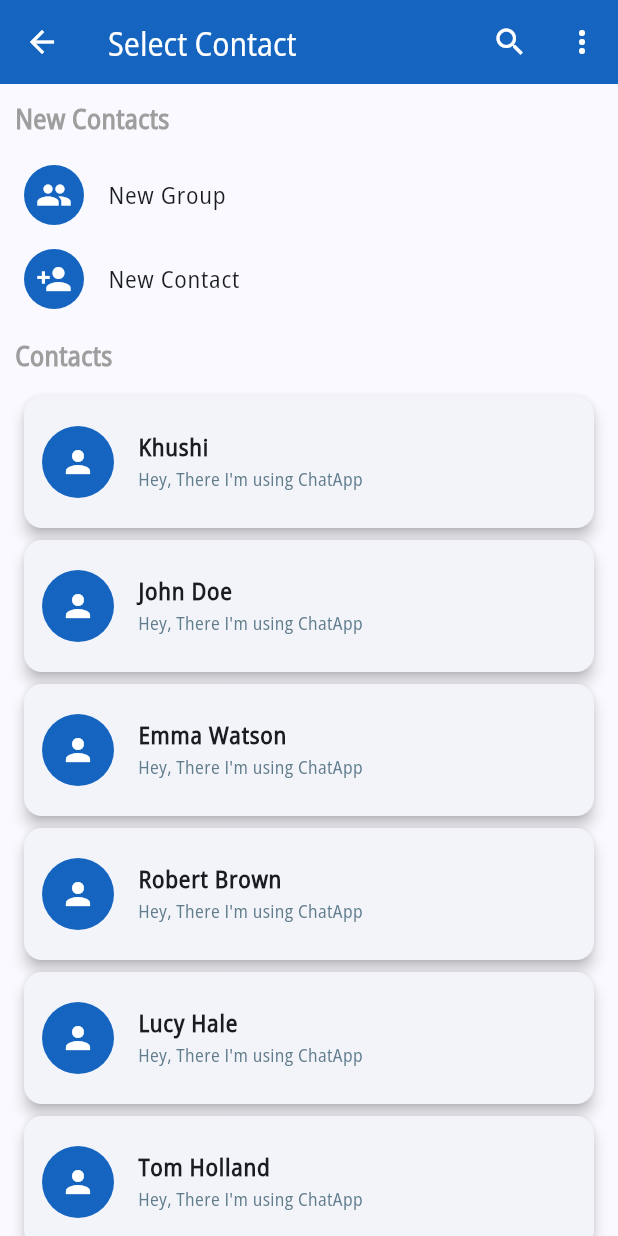
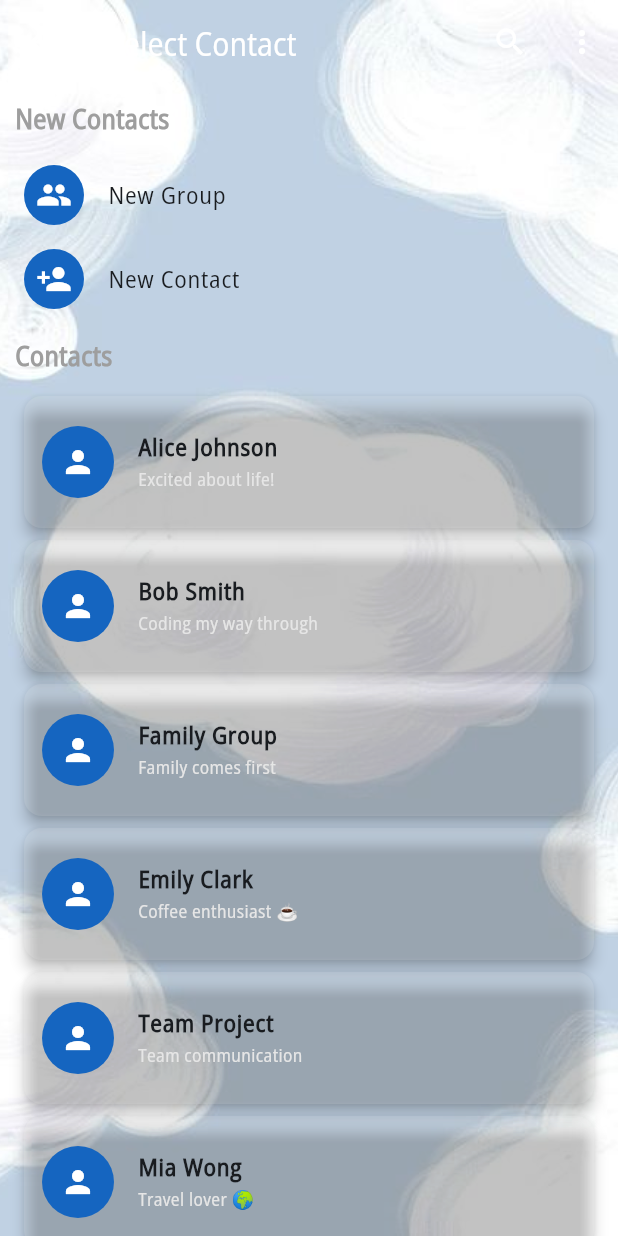
Before and after one commit to khush1yaaar/ChatApp, a Flutter app: the HomeScreen screen opened directly with sample values from the repository, after a tap on the "chat bubble outline" icon, on a phone screen of 412 x 824 dp. Run offline on Flutter 3.47's test engine with Material 3 defaults, Android fonts, the phone set to English and light mode, and no system bars; our stand-ins replace camera, emoji_picker_flutter, socket_io_client, video_player; network calls fail.

Commit message:
added themes

```diff
--- a/lib/screens/home_screen.dart
+++ b/lib/screens/home_screen.dart
@@ -1,3 +1,4 @@
+import 'package:chatapp/constants/theme/themes.dart';
 import 'package:chatapp/models/chat_model.dart';
 import 'package:chatapp/screens/all_chats_screen.dart';
 import 'package:chatapp/screens/calls_screen.dart';
@@ -37,7 +38,7 @@ class _HomeScreenState extends State<HomeScreen>
       children: [
         Positioned.fill(
           child: Image.asset(
-            "lib/constants/images/blue_theme/home_background.jpeg",
+            currentTheme.homeBg,
             fit: BoxFit.cover,
             height: MediaQuery.of(context).size.height,
             width: MediaQuery.of(context).size.width,
--- a/lib/screens/indivisual_chat_screen.dart
+++ b/lib/screens/indivisual_chat_screen.dart
@@ -1,4 +1,5 @@
 import 'package:chatapp/constants/constants.dart';
+import 'package:chatapp/constants/theme/themes.dart';
 import 'package:chatapp/models/chat_model.dart';
 import 'package:chatapp/models/message_model.dart';
 import 'package:chatapp/screens/camera/camera_screen.dart';
@@ -104,7 +105,7 @@ class _IndivisualChatScreenState extends State<IndivisualChatScreen> {
       children: [
         Positioned.fill(
           child: Image.asset(
-            "lib/constants/images/blue_theme/chat_background.jpeg",
+            currentTheme.chatBg,
             fit: BoxFit.cover,
             height: MediaQuery.of(context).size.height,
             width: MediaQuery.of(context).size.width,
--- a/lib/screens/select_contact_screen.dart
+++ b/lib/screens/select_contact_screen.dart
@@ -1,3 +1,5 @@
+import 'package:chatapp/constants/theme/themes.dart';
+import 'package:chatapp/database/contacts.dart';
 import 'package:chatapp/screens/new_group_screen.dart';
 import 'package:chatapp/widgets/chat_cards/contact_card.dart';
 import 'package:flutter/material.dart';
@@ -11,25 +13,27 @@ class SelectContactScreen extends StatefulWidget {
 
 class _SelectContactScreenState extends State<SelectContactScreen> {
   // Sample list of contacts
-  List<String> contacts = [
-    "Khushi",
-    "John Doe",
-    "Emma Watson",
-    "Robert Brown",
-    "Lucy Hale",
-    "Tom Holland",
-    "Scarlett Johansson",
-  ];
 
   @override
   Widget build(BuildContext context) {
-    return Scaffold(
+    return Stack(
+      children: [
+        Positioned.fill(
+          child: Image.asset(
+            currentTheme.contactBg,
+            fit: BoxFit.cover,
+            height: MediaQuery.of(context).size.height,
+            width: MediaQuery.of(context).size.width,
+          ),
+        ),
+        Scaffold(
+          backgroundColor: Colors.transparent,
           appBar: AppBar(
             title: const Text(
               "Select Contact",
               style: TextStyle(color: Colors.white),
             ),
-        backgroundColor: Colors.blue.shade800,
+            backgroundColor: currentTheme.themeData.scaffoldBackgroundColor,
             leading: IconButton(
               icon: const Icon(Icons.arrow_back,
                   color: Colors.white), // Back arrow made white
@@ -131,14 +135,16 @@ class _SelectContactScreenState extends State<SelectContactScreen> {
                   itemCount: contacts.length,
                   itemBuilder: (context, index) {
                     return ContactCard(
-                    name: contacts[index],
+                        name: contacts[index].name,
                         avatar: "lib/const/images/person.svg",
-                    status: "Hey, There I'm using ChatApp");
+                        status: contacts[index].about);
                   },
                 ),
               ),
             ],
           ),
+        ),
+      ],
     );
   }
 }
--- a/lib/widgets/chat_cards/contact_card.dart
+++ b/lib/widgets/chat_cards/contact_card.dart
@@ -15,6 +15,7 @@ class ContactCard extends StatelessWidget {
   @override
   Widget build(BuildContext context) {
     return Card(
+      color: Colors.white12,
       margin: const EdgeInsets.symmetric(vertical: 4, horizontal: 16),
       shape: RoundedRectangleBorder(
         borderRadius: BorderRadius.circular(12),
@@ -41,7 +42,7 @@ class ContactCard extends StatelessWidget {
           status,
           style: const TextStyle(
             fontSize: 12,
-            color: Colors.blueGrey,
+            color: Color.fromARGB(255, 230, 230, 230),
           ),
         ),
       ),
```
Also changed, not shown: lib/constants/theme/themes.dart (+101 -65 lines), lib/constants/images/black_theme/chat_background.jpg (added), lib/constants/images/black_theme/contact_background.jpg (added), lib/constants/images/black_theme/home_background.jpg (added), lib/constants/images/blue_theme/contact_background.jpg (added), lib/constants/images/pink_theme/chat_background.jpg (added), lib/constants/images/pink_theme/contact_background.jpg (added), lib/constants/images/pink_theme/home_background.jpg (added), lib/constants/images/purple_theme/chat_background.jpg (added), lib/constants/images/purple_theme/contact_background.jpg (added), lib/constants/images/purple_theme/home_background.jpg (added). Lines whose indentation alone changed are shown as unchanged.
